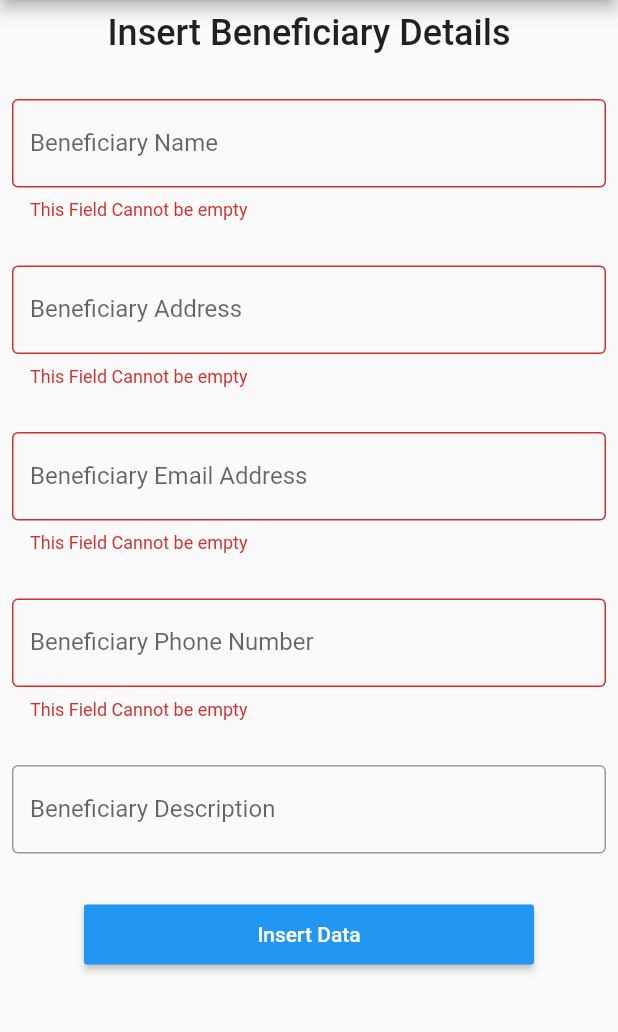
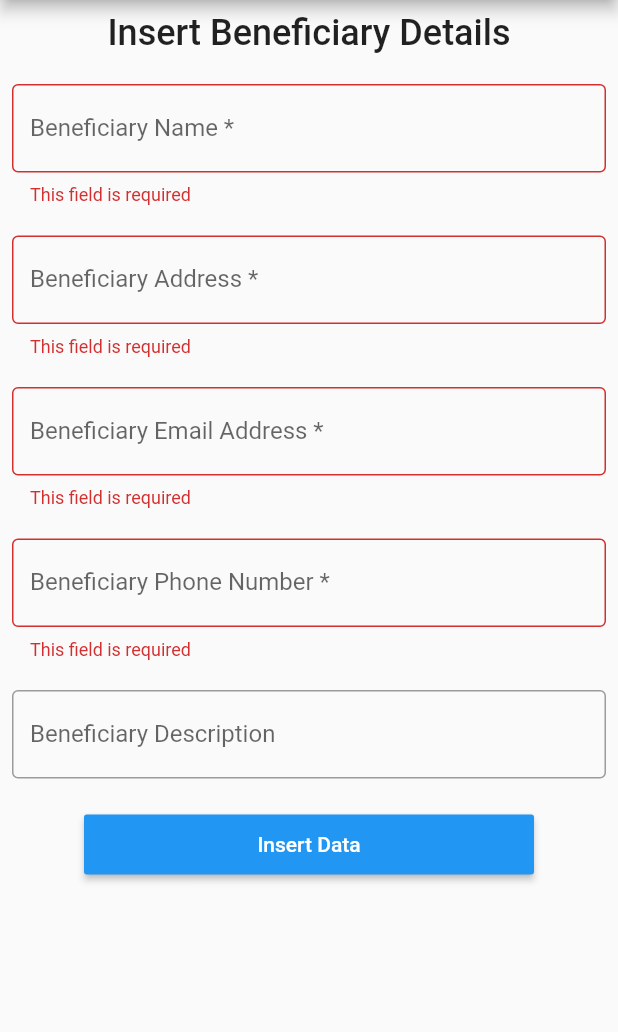
Before and after one commit to namalganegama/CTSE_Project_Y4S1, a Flutter app: the InsertData screen opened directly, after a tap on "Insert Data", on a phone screen of 412 x 824 dp, the part 84-1116 px from its top. Run offline on Flutter 3.47's test engine with Material 2 defaults, Android fonts, the phone set to English and light mode, and no system bars; our stand-ins replace animated_splash_screen, carousel_slider, firebase_auth, firebase_core, firebase_database, fluttertoast and 5 more; missing offline and left inert: encrypt, flutter_jailbreak_detection, flutter_windowmanager, pointycastle; accounts and stored records are empty; network calls fail.

Commit message:
Input fields validations added

```diff
--- a/lib/main.dart
+++ b/lib/main.dart
@@ -31,7 +31,7 @@ class MyApp extends StatelessWidget {
       theme: ThemeData(
         primarySwatch: Colors.blue,
       ),
-      home: SplashScreen(),
+      home: const SplashScreen(),
     );
   }
 }
--- a/lib/screens/Beneficary/dashboard.dart
+++ b/lib/screens/Beneficary/dashboard.dart
@@ -39,17 +39,16 @@ class _BeneficaryHomePageState extends State<BeneficaryHomePage> {
               textAlign: TextAlign.center,
             ),
             const SizedBox(
-              height: 60,
+              height: 50,
             ),
             const Image(
               width: 300,
               height: 300,
               image: NetworkImage(
                   'https://healthpayerintelligence.com/images/site/article_headers/_normal/GettyImages-1205508943.png'),
-              // AssetImage('dash/beneficary.jpg'),
             ),
             const SizedBox(
-              height: 60,
+              height: 50,
             ),
             MaterialButton(
               onPressed: () {
--- a/lib/screens/Beneficary/insert_data.dart
+++ b/lib/screens/Beneficary/insert_data.dart
@@ -17,6 +17,7 @@ class _InsertDataState extends State<InsertData> {
   final emailController = TextEditingController();
   final phoneController = TextEditingController();
   final descriptionController = TextEditingController();
+  final _formKey = GlobalKey<FormState>();
 
   late DatabaseReference dbRef;
 
@@ -25,8 +26,6 @@ class _InsertDataState extends State<InsertData> {
     super.initState();
     dbRef = FirebaseDatabase.instance.ref().child('Beneficaries');
   }
-
-  final _formKey = GlobalKey<FormState>();
 
   @override
   Widget build(BuildContext context) {
@@ -58,83 +57,87 @@ class _InsertDataState extends State<InsertData> {
                 textAlign: TextAlign.center,
               ),
               const SizedBox(
-                height: 30,
+                height: 20,
               ),
               TextFormField(
                 controller: nameController,
                 keyboardType: TextInputType.text,
                 decoration: const InputDecoration(
                   border: OutlineInputBorder(),
-                  labelText: 'Beneficiary Name',
+                  labelText: 'Beneficiary Name *',
                   hintText: 'Enter Beneficiary Name',
                 ),
                 validator: (value) {
                   if (value!.isEmpty) {
-                    return "This Field Cannot be empty";
+                    return "This field is required";
                   } else {
                     return null;
                   }
                 },
               ),
               const SizedBox(
-                height: 30,
+                height: 20,
               ),
               TextFormField(
                 controller: addressController,
                 keyboardType: TextInputType.text,
                 decoration: const InputDecoration(
                   border: OutlineInputBorder(),
-                  labelText: 'Beneficiary Address',
+                  labelText: 'Beneficiary Address *',
                   hintText: 'Enter Beneficiary Address',
                 ),
                 validator: (value) {
                   if (value!.isEmpty) {
-                    return "This Field Cannot be empty";
+                    return "This field is required";
                   } else {
                     return null;
                   }
                 },
               ),
               const SizedBox(
-                height: 30,
+                height: 20,
               ),
               TextFormField(
                 controller: emailController,
-                keyboardType: TextInputType.text,
+                keyboardType: TextInputType.emailAddress,
                 decoration: const InputDecoration(
                   border: OutlineInputBorder(),
-                  labelText: 'Beneficiary Email Address',
+                  labelText: 'Beneficiary Email Address *',
                   hintText: 'Enter Beneficiary Email',
                 ),
                 validator: (value) {
                   if (value!.isEmpty) {
-                    return "This Field Cannot be empty";
+                    return "This field is required";
+                  } else if (!value.contains('@')) {
+                    return "Please enter a valid email";
                   } else {
                     return null;
                   }
                 },
               ),
               const SizedBox(
-                height: 30,
+                height: 20,
               ),
               TextFormField(
                 controller: phoneController,
-                keyboardType: TextInputType.number,
+                keyboardType: TextInputType.phone,
                 decoration: const InputDecoration(
                   border: OutlineInputBorder(),
-                  labelText: 'Beneficiary Phone Number',
+                  labelText: 'Beneficiary Phone Number *',
                   hintText: 'Enter Beneficiary Phone Number',
                 ),
                 validator: (value) {
                   if (value!.isEmpty) {
-                    return "This Field Cannot be empty";
+                    return "This field is required";
+                  } else if (value.length < 10) {
+                    return "Please enter a valid phone number";
                   } else {
                     return null;
                   }
                 },
               ),
               const SizedBox(
-                height: 30,
+                height: 20,
               ),
               TextFormField(
                 controller: descriptionController,
@@ -146,7 +149,7 @@ class _InsertDataState extends State<InsertData> {
                 ),
               ),
               const SizedBox(
-                height: 30,
+                height: 20,
               ),
               MaterialButton(
                 onPressed: () {
--- a/lib/screens/Donation/dashboard.dart
+++ b/lib/screens/Donation/dashboard.dart
@@ -40,17 +40,16 @@ class _DonationHomePageState extends State<DonationHomePage> {
               textAlign: TextAlign.center,
             ),
             const SizedBox(
-              height: 60,
+              height: 50,
             ),
             const Image(
               width: 300,
               height: 300,
               image: NetworkImage(
                   'https://i0.wp.com/ketto.blog/wp-content/uploads/2020/10/shutterstock_1735703225-e1603424756464.jpg?fit=547%2C292&ssl=1'),
-              // image: AssetImage('dash/donation.jpg'),
             ),
             const SizedBox(
-              height: 60,
+              height: 50,
             ),
             MaterialButton(
               onPressed: () {
--- a/lib/screens/Donor/dashboard.dart
+++ b/lib/screens/Donor/dashboard.dart
@@ -39,17 +39,16 @@ class _DonorHomePageState extends State<DonorHomePage> {
               textAlign: TextAlign.center,
             ),
             const SizedBox(
-              height: 60,
+              height: 50,
             ),
             const Image(
               width: 300,
               height: 300,
               image: NetworkImage(
                   'https://www.ouronlyhome.eu/wp-content/uploads/2022/03/donating-to-ngos-1024x695.png'),
-              //  AssetImage('dash/donor.jpg'),
             ),
             const SizedBox(
-              height: 60,
+              height: 50,
             ),
             MaterialButton(
               onPressed: () {
--- a/lib/screens/Volunteer/insert_data.dart
+++ b/lib/screens/Volunteer/insert_data.dart
@@ -17,6 +17,8 @@ class _InsertVolunteerState extends State<InsertVolunteer> {
   final emailController = TextEditingController();
   final nicController = TextEditingController();
   final phoneController = TextEditingController();
+  final _formKey = GlobalKey<FormState>();
+
   late DatabaseReference dbRef;
   var currentTime = DateTime.now();
 
@@ -25,8 +27,6 @@ class _InsertVolunteerState extends State<InsertVolunteer> {
     super.initState();
     dbRef = FirebaseDatabase.instance.ref().child('Volunteers');
   }
-
-  final _formKey = GlobalKey<FormState>();
 
   @override
   Widget build(BuildContext context) {
@@ -78,7 +78,7 @@ class _InsertVolunteerState extends State<InsertVolunteer> {
                       ),
                       validator: (value) {
                         if (value!.isEmpty) {
-                          return "This Field Cannot be Empty";
+                          return "This field is required";
                         } else {
                           return null;
                         }
@@ -97,7 +97,7 @@ class _InsertVolunteerState extends State<InsertVolunteer> {
                       ),
                       validator: (value) {
                         if (value!.isEmpty) {
-                          return "This Field Cannot be Empty";
+                          return "This field is required";
                         } else {
                           return null;
                         }
@@ -116,9 +116,9 @@ class _InsertVolunteerState extends State<InsertVolunteer> {
                       ),
                       validator: (value) {
                         if (value!.isEmpty) {
-                          return "This Field Cannot be Empty";
+                          return "This field is required";
                         } else if (!value.contains('@')) {
-                          return "This Field Must be an Email";
+                          return "Please enter a valid email";
                         } else {
                           return null;
                         }
@@ -137,9 +137,9 @@ class _InsertVolunteerState extends State<InsertVolunteer> {
                       ),
                       validator: (value) {
                         if (value!.isEmpty) {
-                          return "This Field Cannot be Empty";
-                        } else if (value.length != 10) {
-                          return "NIC Must Contain 10 Digits";
+                          return "This field is required";
+                        } else if (value.length < 10) {
+                          return "Please enter a valid NIC number";
                         } else {
                           return null;
                         }
@@ -158,9 +158,9 @@ class _InsertVolunteerState extends State<InsertVolunteer> {
                       ),
                       validator: (value) {
                         if (value!.isEmpty) {
-                          return "This Field Cannot be Empty";
-                        } else if (value.length != 10) {
-                          return "Phone Number Must Contain 10 Digits";
+                          return "This field is required";
+                        } else if (value.length < 10) {
+                          return "Please enter a valid phone number";
                         } else {
                           return null;
                         }
@@ -226,7 +226,7 @@ class _InsertVolunteerState extends State<InsertVolunteer> {
                       textColor: Colors.white,
                       minWidth: 300,
                       height: 40,
-                      child: const Text('Register Data'),
+                      child: const Text('Insert Data'),
                     ),
                   ],
                 ),
--- a/lib/screens/Volunteer/update_record.dart
+++ b/lib/screens/Volunteer/update_record.dart
@@ -20,6 +20,8 @@ class _UpdateVolunteerState extends State<UpdateVolunteer> {
   final emailController = TextEditingController();
   final nicController = TextEditingController();
   final phoneController = TextEditingController();
+  final _formKey = GlobalKey<FormState>();
+
   late DatabaseReference dbRef;
 
   @override
@@ -40,8 +42,6 @@ class _UpdateVolunteerState extends State<UpdateVolunteer> {
     nicController.text = item['Volunteer_Nic'];
     phoneController.text = item['Volunteer_Phone'];
   }
-
-  final _formKey = GlobalKey<FormState>();
 
   @override
   Widget build(BuildContext context) {
@@ -93,7 +93,7 @@ class _UpdateVolunteerState extends State<UpdateVolunteer> {
                         ),
                         validator: (value) {
                           if (value!.isEmpty) {
-                            return "This Field Cannot be Empty";
+                            return "This field is required";
                           } else {
                             return null;
                           }
@@ -112,7 +112,7 @@ class _UpdateVolunteerState extends State<UpdateVolunteer> {
                         ),
                         validator: (value) {
                           if (value!.isEmpty) {
-                            return "This Field Cannot be Empty";
+                            return "This field is required";
                           } else {
                             return null;
                           }
@@ -131,9 +131,9 @@ class _UpdateVolunteerState extends State<UpdateVolunteer> {
                         ),
                         validator: (value) {
                           if (value!.isEmpty) {
-                            return "This Field Cannot be Empty";
+                            return "This field is required";
                           } else if (!value.contains('@')) {
-                            return "This Field Must be an Email";
+                            return "Please enter a valid email";
                           } else {
                             return null;
                           }
@@ -152,9 +152,9 @@ class _UpdateVolunteerState extends State<UpdateVolunteer> {
                         ),
                         validator: (value) {
                           if (value!.isEmpty) {
-                            return "This Field Cannot be Empty";
-                          } else if (value.length != 10) {
-                            return "NIC Must Contain 10 Digits";
+                            return "This field is required";
+                          } else if (value.length < 10) {
+                            return "Please enter a valid NIC number";
                           } else {
                             return null;
                           }
@@ -173,9 +173,9 @@ class _UpdateVolunteerState extends State<UpdateVolunteer> {
                         ),
                         validator: (value) {
                           if (value!.isEmpty) {
-                            return "This Field Cannot be Empty";
-                          } else if (value.length != 10) {
-                            return "Phone Number Must Contain 10 Digits";
+                            return "This field is required";
+                          } else if (value.length < 10) {
+                            return "Please enter a valid phone number";
                           } else {
                             return null;
                           }
```
Also changed, not shown: lib/screens/Authentication/home_page.dart (+12 -26 lines), lib/screens/Authentication/login_register_page.dart (+53 -10 lines), lib/screens/Beneficary/update_record.dart (+53 -18 lines), lib/screens/Donation/insert_data.dart (+21 -18 lines), lib/screens/Donation/update_record.dart (+52 -19 lines), lib/screens/Donor/insert_data.dart (+23 -22 lines), lib/screens/Donor/update_record.dart (+22 -22 lines), pubspec.lock.
